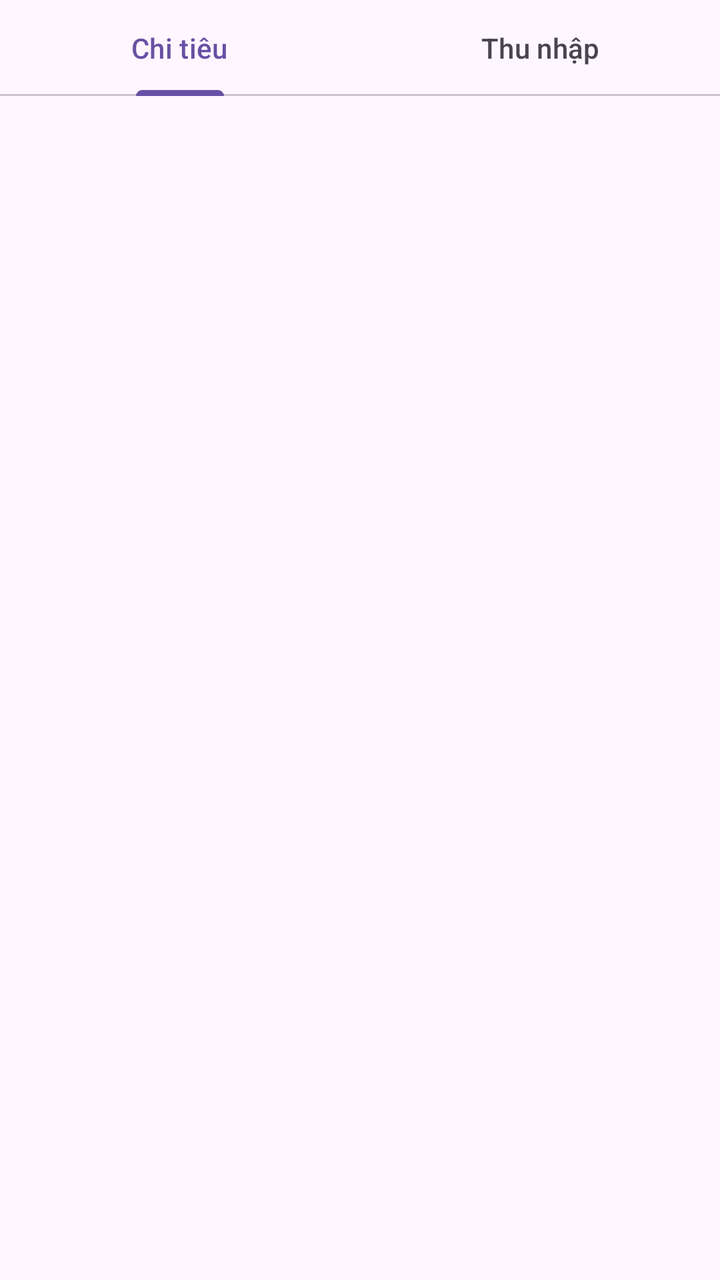
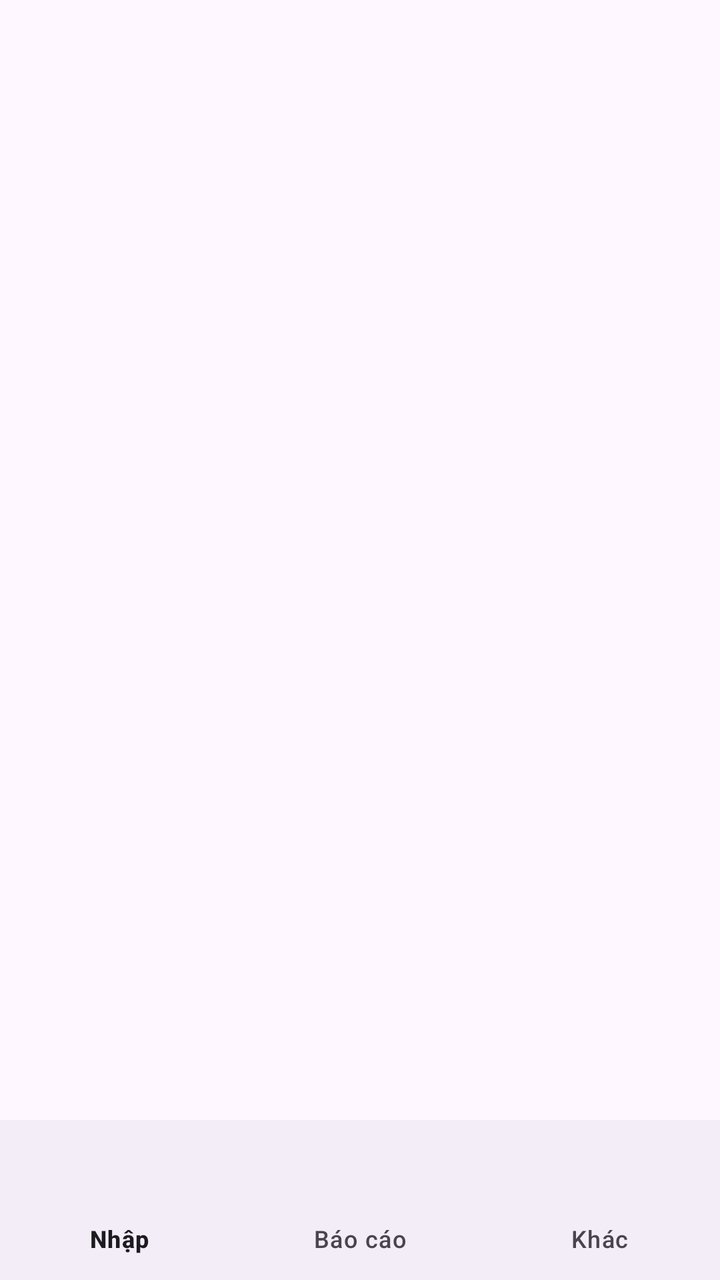

Before-and-after screenshots of an Android layout around one commit, followed by the original layout XML and the change that was made.
<!-- AndroidManifest.xml: application theme Theme.ChiTieuApp -->
<!-- res/layout/activity_main.xml -->
<?xml version="1.0" encoding="utf-8"?>
<LinearLayout xmlns:android="http://schemas.android.com/apk/res/android"
    xmlns:app="http://schemas.android.com/apk/res-auto"
    xmlns:tools="http://schemas.android.com/tools"
    android:id="@+id/main"
    android:layout_width="match_parent"
    android:layout_height="match_parent"
    android:orientation="vertical"
    tools:context=".MainActivity">

    <com.google.android.material.tabs.TabLayout
        android:id="@+id/TabChiTieu"
        android:layout_width="match_parent"
        android:layout_height="wrap_content">

        <com.google.android.material.tabs.TabItem
            android:layout_width="wrap_content"
            android:layout_height="wrap_content"
            android:text="Chi tiêu" />

        <com.google.android.material.tabs.TabItem
            android:layout_width="wrap_content"
            android:layout_height="wrap_content"
            android:text="Thu nhập" />

    </com.google.android.material.tabs.TabLayout>

    <androidx.viewpager2.widget.ViewPager2
        android:id="@+id/ViewChiTieu"
        android:layout_width="match_parent"
        android:layout_height="match_parent" />

</LinearLayout>
<!-- resources referenced by this layout -->
<resources>
  <style name="Theme.ChiTieuApp" parent="Base.Theme.ChiTieuApp" />
  <style name="Base.Theme.ChiTieuApp" parent="Theme.Material3.DayNight.NoActionBar">
          
          
      </style>
</resources>

<!-- the commit's change to res/layout/activity_main.xml (unified diff, before → after) -->
@@ -8,26 +8,16 @@
     android:orientation="vertical"
     tools:context=".MainActivity">
 
-    <com.google.android.material.tabs.TabLayout
-        android:id="@+id/TabChiTieu"
-        android:layout_width="match_parent"
-        android:layout_height="wrap_content">
-
-        <com.google.android.material.tabs.TabItem
-            android:layout_width="wrap_content"
-            android:layout_height="wrap_content"
-            android:text="Chi tiêu" />
-
-        <com.google.android.material.tabs.TabItem
-            android:layout_width="wrap_content"
-            android:layout_height="wrap_content"
-            android:text="Thu nhập" />
-
-    </com.google.android.material.tabs.TabLayout>
 
     <androidx.viewpager2.widget.ViewPager2
-        android:id="@+id/ViewChiTieu"
+        android:id="@+id/ViewMain"
         android:layout_width="match_parent"
-        android:layout_height="match_parent" />
+        android:layout_height="0dp"
+        android:layout_weight="9" />
+    <com.google.android.material.bottomnavigation.BottomNavigationView
+        android:id="@+id/bottomNav"
+        android:layout_width="match_parent"
+        android:layout_height="wrap_content"
+        app:menu="@menu/bottom_menu"/>
 
 </LinearLayout>
